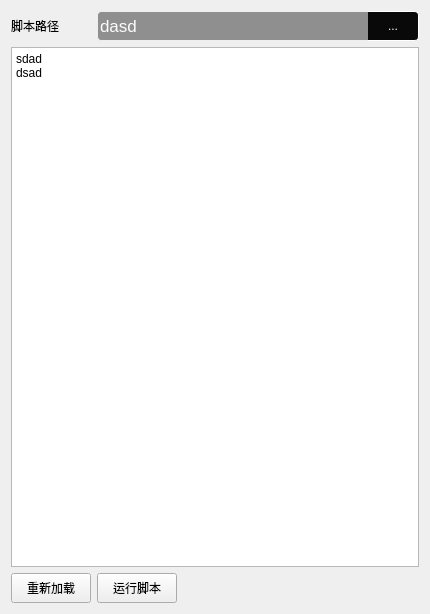
This is UI/viewJS.ui in LX-sys/scriptmanagement as Qt 5 draws it before an edit. The edited form follows.
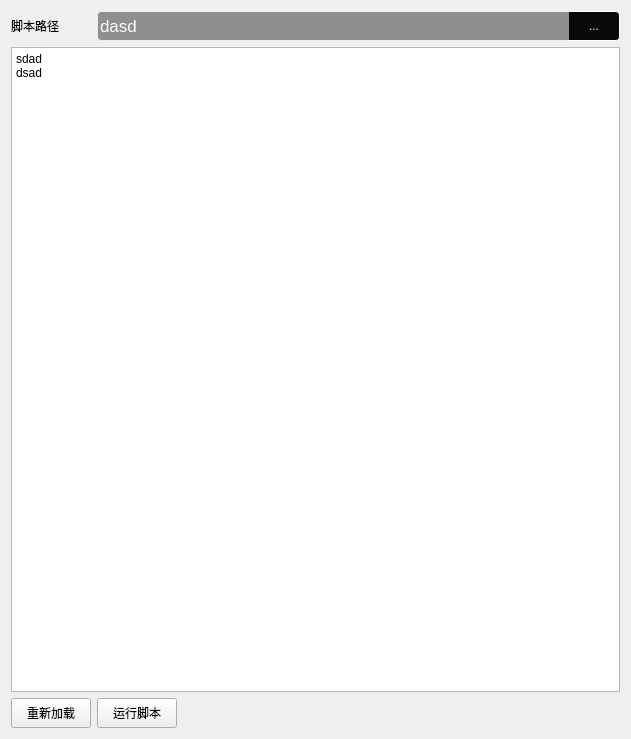
This is the edited form.

The edit to the form file:
```diff
--- a/UI/viewJS.ui
+++ b/UI/viewJS.ui
@@ -6,8 +6,8 @@
    <rect>
     <x>0</x>
     <y>0</y>
-    <width>430</width>
-    <height>614</height>
+    <width>631</width>
+    <height>739</height>
    </rect>
   </property>
   <property name="windowTitle">
@@ -153,7 +153,7 @@
      </property>
      <property name="sizeHint" stdset="0">
       <size>
-       <width>247</width>
+       <width>448</width>
        <height>20</height>
       </size>
      </property>
```
